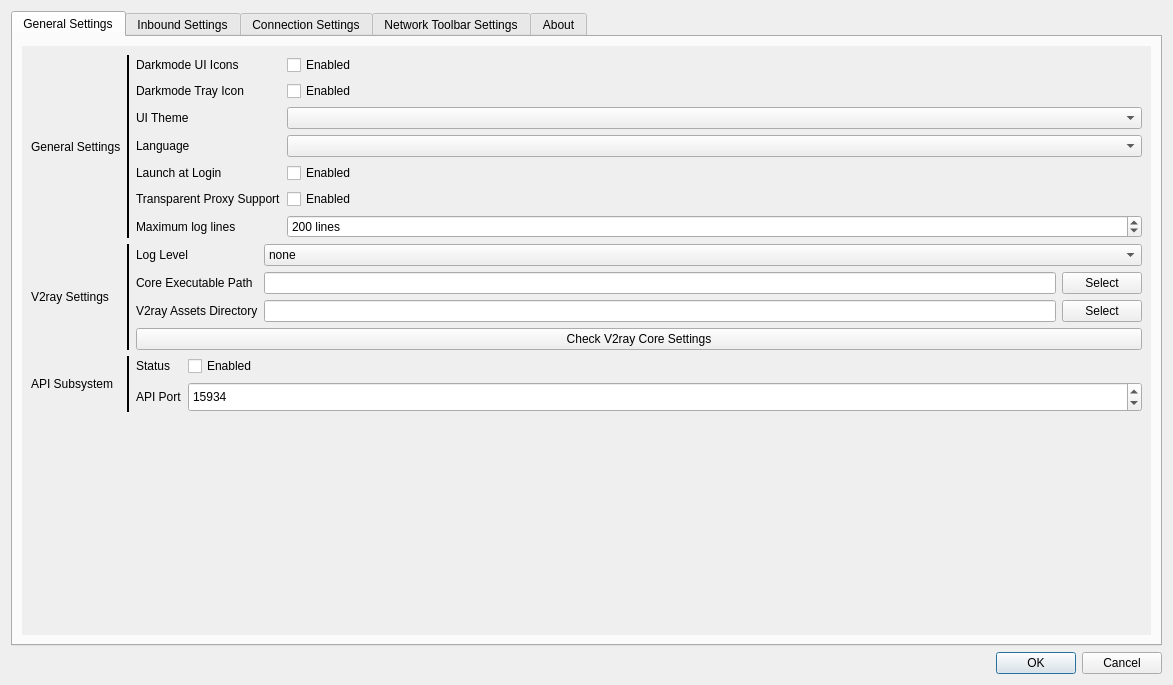
First picture: the form in src/ui/w_PreferencesWindow.ui, repository Qv2ray/Qv2ray, before the edit.
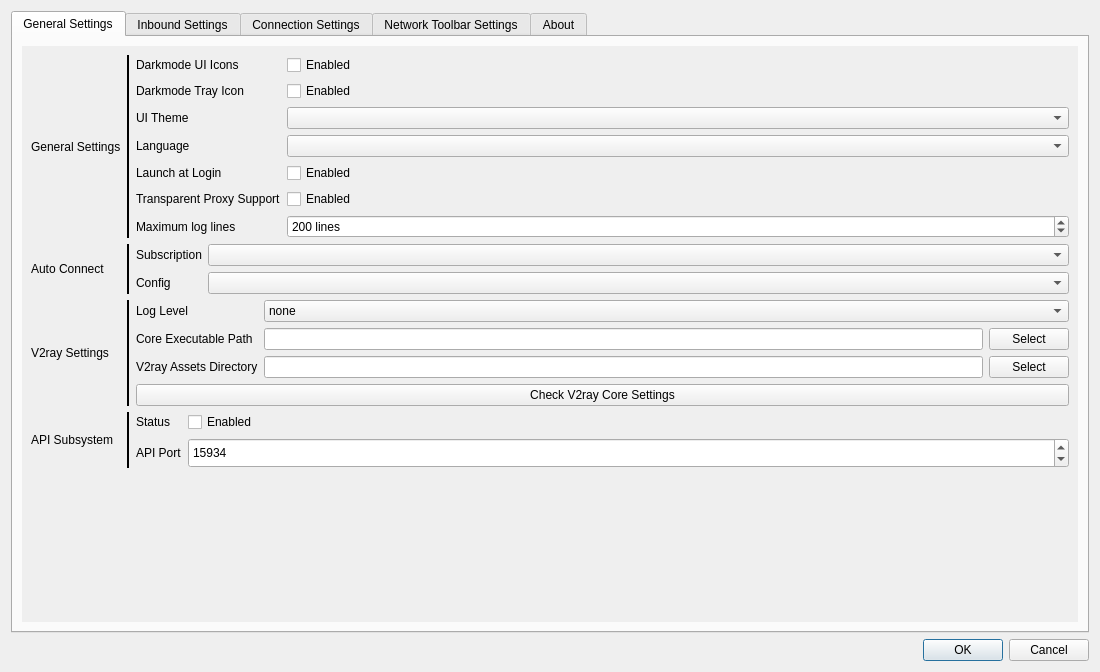
Second picture: the form after the edit. Icons and pictures are not drawn.

Commit message: Revert: partial revert of e7ea249c3b366df8982d75ea27457116ed7429ce

```diff
--- a/src/ui/w_PreferencesWindow.ui
+++ b/src/ui/w_PreferencesWindow.ui
@@ -9,8 +9,8 @@
    <rect>
     <x>0</x>
     <y>0</y>
-    <width>1173</width>
-    <height>685</height>
+    <width>1100</width>
+    <height>672</height>
    </rect>
   </property>
   <property name="windowTitle">
@@ -43,11 +43,22 @@
            <rect>
             <x>0</x>
             <y>0</y>
-            <width>1127</width>
-            <height>569</height>
+            <width>1054</width>
+            <height>556</height>
            </rect>
           </property>
-          <layout class="QGridLayout" name="gridLayout_13" rowstretch="0,0,0,0">
+          <layout class="QGridLayout" name="gridLayout_13" rowstretch="0,0,0,0,1">
+           <item row="0" column="0">
+            <layout class="QVBoxLayout" name="verticalLayout_6">
+             <item>
+              <widget class="QLabel" name="label_55">
+               <property name="text">
+                <string>General Settings</string>
+               </property>
+              </widget>
+             </item>
+            </layout>
+           </item>
            <item row="0" column="1">
             <layout class="QGridLayout" name="gridLayout_6" columnstretch="0,0,1">
              <item row="6" column="2">
@@ -193,7 +204,56 @@
              </item>
             </layout>
            </item>
-           <item row="1" column="0">
+           <item row="1" column="1">
+            <layout class="QGridLayout" name="gridLayout_8" columnstretch="0,0,1">
+             <item row="1" column="1">
+              <widget class="QLabel" name="label_61">
+               <property name="text">
+                <string>Config</string>
+               </property>
+              </widget>
+             </item>
+             <item row="0" column="1">
+              <widget class="QLabel" name="label_60">
+               <property name="text">
+                <string>Subscription</string>
+               </property>
+              </widget>
+             </item>
+             <item row="1" column="2">
+              <widget class="QComboBox" name="autoStartConnCombo"/>
+             </item>
+             <item row="0" column="2">
+              <widget class="QComboBox" name="autoStartSubsCombo">
+               <property name="minimumSize">
+                <size>
+                 <width>180</width>
+                 <height>0</height>
+                </size>
+               </property>
+               <item>
+                <property name="text">
+                 <string/>
+                </property>
+               </item>
+              </widget>
+             </item>
+             <item row="0" column="0" rowspan="2">
+              <widget class="Line" name="line_2">
+               <property name="frameShadow">
+                <enum>QFrame::Plain</enum>
+               </property>
+               <property name="lineWidth">
+                <number>2</number>
+               </property>
+               <property name="orientation">
+                <enum>Qt::Vertical</enum>
+               </property>
+              </widget>
+             </item>
+            </layout>
+           </item>
+           <item row="2" column="0">
             <layout class="QVBoxLayout" name="verticalLayout_8">
              <item>
               <widget class="QLabel" name="label_67">
@@ -205,98 +265,6 @@
             </layout>
            </item>
            <item row="2" column="1">
-            <layout class="QGridLayout" name="gridLayout_4" columnstretch="0,0,1">
-             <item row="1" column="1">
-              <widget class="QLabel" name="label_8">
-               <property name="text">
-                <string>API Port</string>
-               </property>
-              </widget>
-             </item>
-             <item row="0" column="1">
-              <widget class="QLabel" name="label_68">
-               <property name="text">
-                <string>Status</string>
-               </property>
-              </widget>
-             </item>
-             <item row="1" column="2">
-              <widget class="QSpinBox" name="statsPortBox">
-               <property name="minimumSize">
-                <size>
-                 <width>116</width>
-                 <height>30</height>
-                </size>
-               </property>
-               <property name="minimum">
-                <number>1024</number>
-               </property>
-               <property name="maximum">
-                <number>65535</number>
-               </property>
-               <property name="value">
-                <number>15934</number>
-               </property>
-              </widget>
-             </item>
-             <item row="0" column="2">
-              <widget class="QCheckBox" name="enableAPI">
-               <property name="text">
-                <string>Enabled</string>
-               </property>
-              </widget>
-             </item>
-             <item row="0" column="0" rowspan="2">
-              <widget class="Line" name="line_4">
-               <property name="frameShadow">
-                <enum>QFrame::Plain</enum>
-               </property>
-               <property name="lineWidth">
-                <number>2</number>
-               </property>
-               <property name="orientation">
-                <enum>Qt::Vertical</enum>
-               </property>
-              </widget>
-             </item>
-            </layout>
-           </item>
-           <item row="0" column="0">
-            <layout class="QVBoxLayout" name="verticalLayout_6">
-             <item>
-              <widget class="QLabel" name="label_55">
-               <property name="text">
-                <string>General Settings</string>
-               </property>
-              </widget>
-             </item>
-            </layout>
-           </item>
-           <item row="2" column="0">
-            <layout class="QVBoxLayout" name="verticalLayout_3">
-             <item>
-              <widget class="QLabel" name="label_64">
-               <property name="text">
-                <string>API Subsystem</string>
-               </property>
-              </widget>
-             </item>
-            </layout>
-           </item>
-           <item row="3" column="0" colspan="2">
-            <spacer name="verticalSpacer_11">
-             <property name="orientation">
-              <enum>Qt::Vertical</enum>
-             </property>
-             <property name="sizeHint" stdset="0">
-              <size>
-               <width>20</width>
-               <height>40</height>
-              </size>
-             </property>
-            </spacer>
-           </item>
-           <item row="1" column="1">
             <layout class="QGridLayout" name="gridLayout_9">
              <item row="3" column="1" colspan="3">
               <widget class="QPushButton" name="checkVCoreSettings">
@@ -406,6 +374,98 @@
              </item>
             </layout>
            </item>
+           <item row="3" column="0">
+            <layout class="QVBoxLayout" name="verticalLayout_3">
+             <item>
+              <widget class="QLabel" name="label_64">
+               <property name="text">
+                <string>API Subsystem</string>
+               </property>
+              </widget>
+             </item>
+            </layout>
+           </item>
+           <item row="3" column="1">
+            <layout class="QGridLayout" name="gridLayout_4" columnstretch="0,0,1">
+             <item row="1" column="1">
+              <widget class="QLabel" name="label_8">
+               <property name="text">
+                <string>API Port</string>
+               </property>
+              </widget>
+             </item>
+             <item row="0" column="1">
+              <widget class="QLabel" name="label_68">
+               <property name="text">
+                <string>Status</string>
+               </property>
+              </widget>
+             </item>
+             <item row="1" column="2">
+              <widget class="QSpinBox" name="statsPortBox">
+               <property name="minimumSize">
+                <size>
+                 <width>116</width>
+                 <height>30</height>
+                </size>
+               </property>
+               <property name="minimum">
+                <number>1024</number>
+               </property>
+               <property name="maximum">
+                <number>65535</number>
+               </property>
+               <property name="value">
+                <number>15934</number>
+               </property>
+              </widget>
+             </item>
+             <item row="0" column="2">
+              <widget class="QCheckBox" name="enableAPI">
+               <property name="text">
+                <string>Enabled</string>
+               </property>
+              </widget>
+             </item>
+             <item row="0" column="0" rowspan="2">
+              <widget class="Line" name="line_4">
+               <property name="frameShadow">
+                <enum>QFrame::Plain</enum>
+               </property>
+               <property name="lineWidth">
+                <number>2</number>
+               </property>
+               <property name="orientation">
+                <enum>Qt::Vertical</enum>
+               </property>
+              </widget>
+             </item>
+            </layout>
+           </item>
+           <item row="4" column="0" colspan="2">
+            <spacer name="verticalSpacer_11">
+             <property name="orientation">
+              <enum>Qt::Vertical</enum>
+             </property>
+             <property name="sizeHint" stdset="0">
+              <size>
+               <width>20</width>
+               <height>40</height>
+              </size>
+             </property>
+            </spacer>
+           </item>
+           <item row="1" column="0">
+            <layout class="QVBoxLayout" name="verticalLayout_9">
+             <item>
+              <widget class="QLabel" name="label_19">
+               <property name="text">
+                <string>Auto Connect</string>
+               </property>
+              </widget>
+             </item>
+            </layout>
+           </item>
           </layout>
          </widget>
         </widget>
```
Left out of the diff: 2 changed lines with no effect on the pictures. The commit also changes 2 other files.
